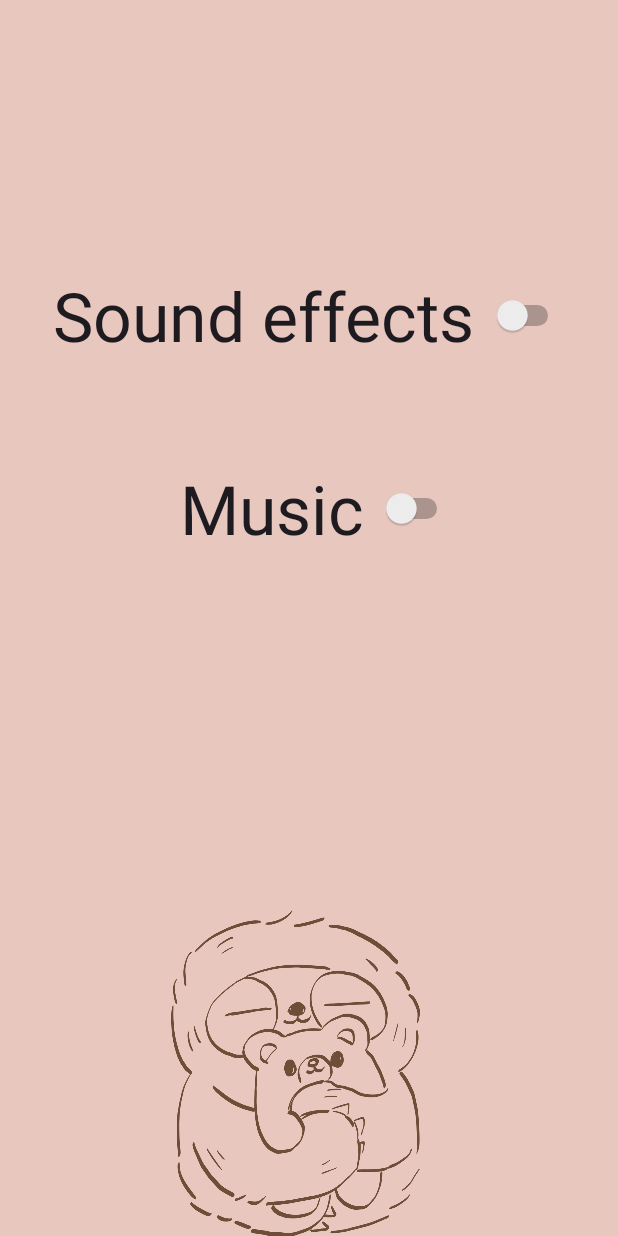
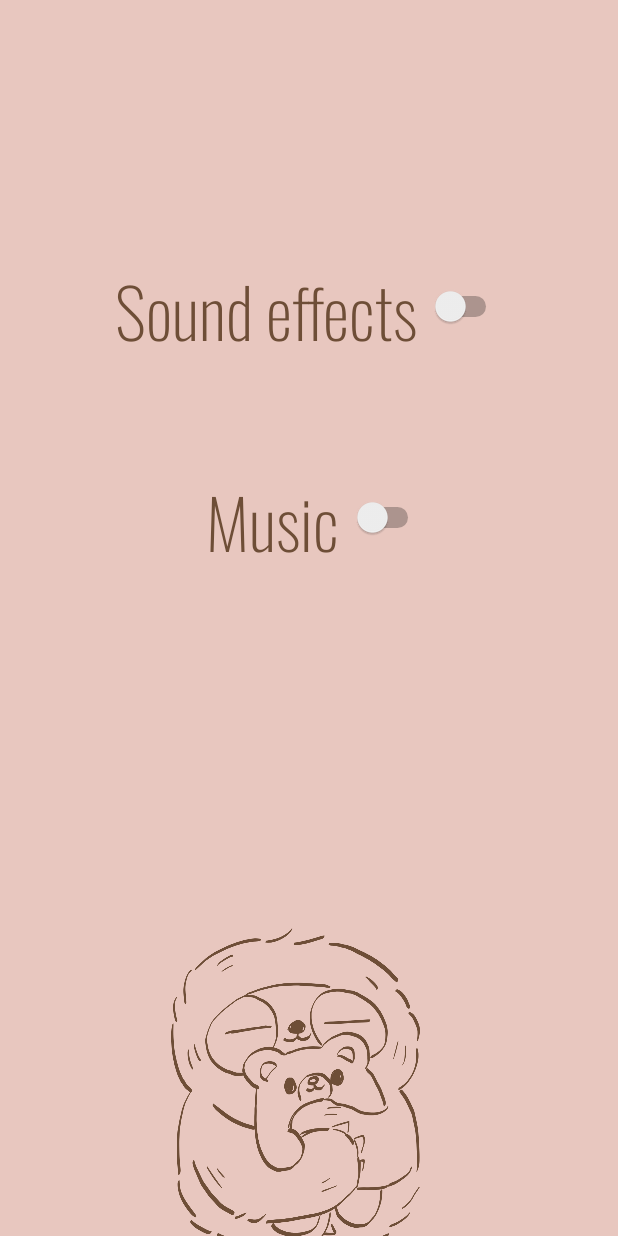
Before and after one commit to NaiKha/Nightshade, an Android app: the Settings screen opened directly, with no data from a screen before it, on a phone screen of 412 x 824 dp. Run offline under Robolectric (Android 15) with nearby library versions, the phone set to English and light mode, and no system bars.

Commit message:
Minor design change in settings

```diff
--- a/app/src/main/res/layout/activity_settings.xml
+++ b/app/src/main/res/layout/activity_settings.xml
@@ -32,8 +32,10 @@
         android:layout_marginTop="34dp"
         android:layout_marginEnd="111dp"
         android:layout_marginBottom="127dp"
+        android:fontFamily="@font/oswald_extralight"
         android:text=" Music "
         android:textAppearance="@style/TextAppearance.AppCompat.Display2"
+        android:textColor="#6E4E37"
         app:layout_constraintBottom_toTopOf="@+id/imageView2"
         app:layout_constraintEnd_toEndOf="parent"
         app:layout_constraintStart_toStartOf="parent"
@@ -47,8 +49,10 @@
         android:layout_marginTop="289dp"
         android:layout_marginEnd="38dp"
         android:layout_marginBottom="34dp"
+        android:fontFamily="@font/oswald_extralight"
         android:text="Sound effects "
         android:textAppearance="@style/TextAppearance.AppCompat.Display2"
+        android:textColor="#6E4E37"
         app:layout_constraintBottom_toTopOf="@+id/switch_music"
         app:layout_constraintEnd_toEndOf="parent"
         app:layout_constraintStart_toStartOf="parent"
```
